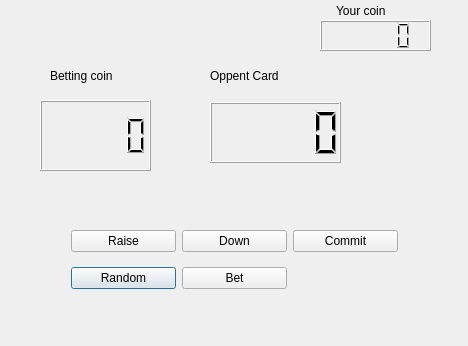
Qt form Final/SW_project/dialog.ui (Leejeunghun/sw_project) before a commit.
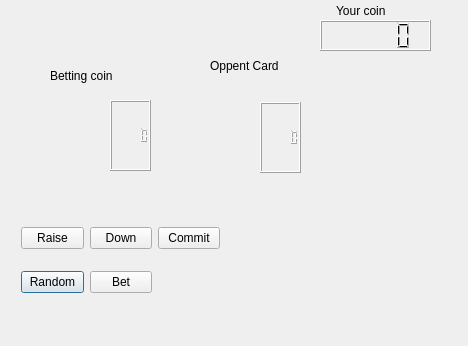
The same form after that commit. Icons and pictures are not drawn.

Patch:
```diff
--- a/Final/SW_project/dialog.ui
+++ b/Final/SW_project/dialog.ui
@@ -16,10 +16,10 @@
   <widget class="QWidget" name="gridLayoutWidget">
    <property name="geometry">
     <rect>
-     <x>60</x>
-     <y>210</y>
-     <width>349</width>
-     <height>101</height>
+     <x>10</x>
+     <y>200</y>
+     <width>221</width>
+     <height>121</height>
     </rect>
    </property>
    <layout class="QGridLayout" name="gridLayout">
@@ -63,9 +63,9 @@
   <widget class="QLCDNumber" name="lcdNumber_bet">
    <property name="geometry">
     <rect>
-     <x>40</x>
+     <x>110</x>
      <y>100</y>
-     <width>111</width>
+     <width>41</width>
      <height>71</height>
     </rect>
    </property>
@@ -83,10 +83,10 @@
   <widget class="QLCDNumber" name="lcdNumber_random">
    <property name="geometry">
     <rect>
-     <x>210</x>
+     <x>260</x>
      <y>102</y>
-     <width>131</width>
-     <height>61</height>
+     <width>41</width>
+     <height>71</height>
     </rect>
    </property>
   </widget>
@@ -107,7 +107,7 @@
    <property name="geometry">
     <rect>
      <x>210</x>
-     <y>60</y>
+     <y>50</y>
      <width>111</width>
      <height>31</height>
     </rect>
@@ -129,6 +129,30 @@
     <string>Your coin</string>
    </property>
   </widget>
+  <widget class="QLabel" name="label">
+   <property name="geometry">
+    <rect>
+     <x>200</x>
+     <y>60</y>
+     <width>181</width>
+     <height>261</height>
+    </rect>
+   </property>
+   <property name="text">
+    <string/>
+   </property>
+   <property name="pixmap">
+    <pixmap resource="mypro.qrc">:/new/prefix1/player.PNG</pixmap>
+   </property>
+  </widget>
+  <zorder>label</zorder>
+  <zorder>gridLayoutWidget</zorder>
+  <zorder>lcdNumber_bet</zorder>
+  <zorder>lcdNumber_coin</zorder>
+  <zorder>lcdNumber_random</zorder>
+  <zorder>label_beting</zorder>
+  <zorder>label_OppentCard</zorder>
+  <zorder>label_Coin</zorder>
  </widget>
  <layoutdefault spacing="6" margin="11"/>
  <resources/>
```
Left out of the diff: 4 changed lines with no effect on the pictures.
